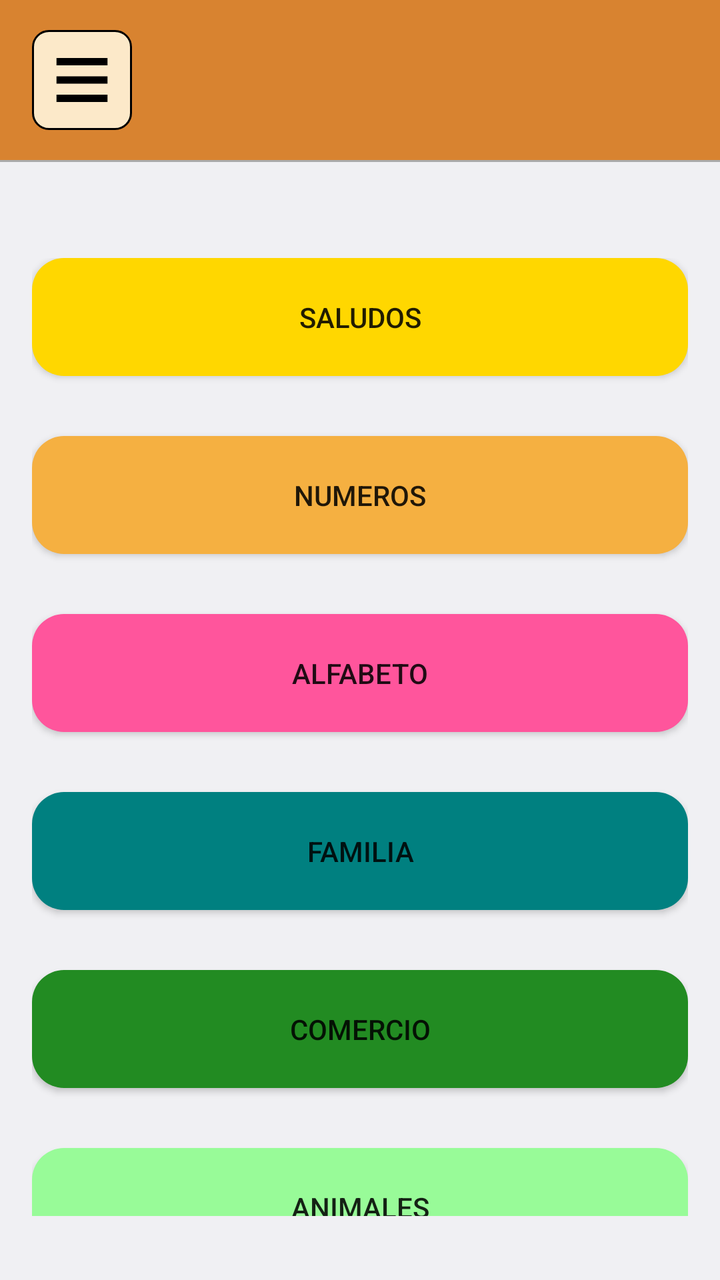
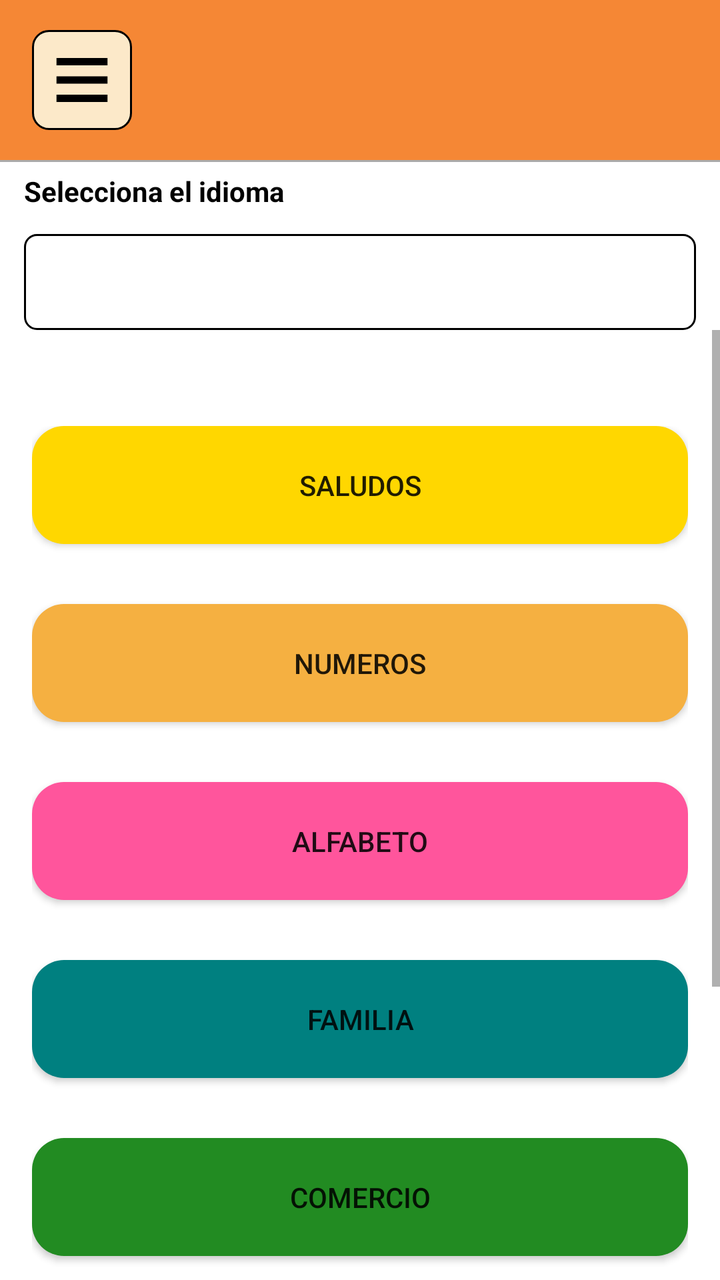

Compare the two renders of this Android layout. The source of the first and the diff that turns it into the second are given below.
<!-- AndroidManifest.xml: application theme Theme.NoBarTop -->
<!-- res/layout/pantalla_menu.xml -->
<?xml version="1.0" encoding="utf-8"?>
<LinearLayout xmlns:android="http://schemas.android.com/apk/res/android"
    xmlns:tools="http://schemas.android.com/tools"
    xmlns:app="http://schemas.android.com/apk/res-auto"

    android:id="@+id/main_layout"
    android:layout_width="match_parent"
    android:layout_height="match_parent"
    android:background="@color/gray"
    android:orientation="vertical"
    tools:context=".SegundoActivityDrawer">

    
    <LinearLayout
        android:id="@+id/headerLayout"
        android:layout_width="match_parent"
        android:layout_height="80dp"
        android:orientation="horizontal"
        android:background="@color/orange"
        android:paddingStart="16dp"
        android:paddingEnd="16dp"
        android:gravity="center_vertical"
        app:layout_constraintTop_toTopOf="parent"
        app:layout_constraintStart_toStartOf="parent"
        app:layout_constraintEnd_toEndOf="parent">

        
        <ImageButton
            android:id="@+id/iconoSuperiorDerecha"
            android:layout_width="50dp"
            android:layout_height="50dp"
            android:src="@drawable/menu_barra"
            android:contentDescription="Icono menú"
            android:padding="6dp"
            android:background="@drawable/fondeo_redondeado_dos"
            />

        
        <View
            android:layout_width="0dp"
            android:layout_height="match_parent"
            android:layout_weight="1" />

    </LinearLayout>
    <View
        android:layout_width="match_parent"
        android:layout_height="1dp"
        android:background="@android:color/darker_gray"
        app:layout_constraintTop_toBottomOf="@id/headerLayout"
        app:layout_constraintStart_toStartOf="parent"
        app:layout_constraintEnd_toEndOf="parent"/>


    
    <GridLayout
        android:id="@+id/gridLayout"
        android:layout_width="match_parent"
        android:layout_height="wrap_content"
        android:layout_marginTop="32dp"
        android:layout_marginBottom="16dp"
        android:columnCount="1"
        android:rowCount="7"
        android:padding="16dp">

        
        <Button
            android:id="@+id/btnSaludos"
            android:layout_width="match_parent"
            android:layout_height="wrap_content"
            android:layout_marginBottom="30dp"
            android:background="@drawable/rounded_button_2"
            android:padding="20dp"
            android:text="Saludos"
            android:backgroundTint="@null"
            app:backgroundTint="@null" />

        
        <Button
            android:id="@+id/btnNumeros"
            android:layout_width="match_parent"
            android:layout_height="wrap_content"
            android:layout_marginBottom="30dp"
            android:background="@drawable/rounded_button_3"
            android:padding="20dp"
            android:text="Numeros"
            android:backgroundTint="@null"
            app:backgroundTint="@null" />

        
        <Button
            android:id="@+id/btnAlfabeto"
            android:backgroundTint="@null"
            android:layout_width="match_parent"
            android:layout_height="wrap_content"
            android:layout_marginBottom="30dp"
            android:background="@drawable/rounded_button_1"
            android:padding="20dp"
            android:text="Alfabeto"
            app:backgroundTint="@null"/>

        
        <Button
            android:id="@+id/btnFamilia"
            android:backgroundTint="@null"
            android:layout_width="match_parent"
            android:layout_height="wrap_content"
            android:layout_marginBottom="30dp"
            android:background="@drawable/rounded_button_5"
            android:padding="20dp"
            android:text="Familia"
            app:backgroundTint="@null"/>

        
        <Button
            android:id="@+id/btnComercio"
            android:backgroundTint="@null"
            android:layout_width="match_parent"
            android:layout_height="wrap_content"
            android:layout_marginBottom="30dp"
            android:background="@drawable/rounded_button_7"
            android:padding="20dp"
            android:text="Comercio"
            app:backgroundTint="@null"/>

        
        <Button
            android:id="@+id/btnAnimales"
            android:backgroundTint="@null"
            android:layout_width="match_parent"
            android:layout_height="wrap_content"
            android:layout_marginBottom="30dp"
            android:background="@drawable/rounded_button_6"
            android:padding="20dp"
            android:text="Animales"
            app:backgroundTint="@null"/>

        
        <Button
            android:id="@+id/btnCostumbres"
            android:backgroundTint="@null"
            android:layout_width="match_parent"
            android:layout_height="wrap_content"
            android:background="@drawable/rounded_button_8"
            android:padding="20dp"
            android:text="Colores"
            app:backgroundTint="@null"/>
    </GridLayout>
</LinearLayout>
<!-- resources referenced by this layout -->
<resources>
  <color name="gray">#F0F0F3</color>
  <color name="orange">#d88330</color>
  <!-- drawable fondeo_redondeado_dos (drawable) -->
  <?xml version="1.0" encoding="utf-8"?>
  <shape xmlns:android="http://schemas.android.com/apk/res/android"
      android:shape="rectangle">
  
      <solid android:color="@color/yellow" />  
  
      <corners android:radius="8dp" />  
  
      <stroke
          android:width="1dp"
          android:color="@color/black" />     
  
  </shape>
  <!-- drawable rounded_button_1 (drawable) -->
  <?xml version="1.0" encoding="utf-8"?>
  <shape xmlns:android="http://schemas.android.com/apk/res/android"
      android:shape="rectangle">
  
      
      
      <solid android:color="@color/intenso" />
      
      <corners android:radius="16dp" />
  </shape>
  <!-- drawable rounded_button_2 (drawable) -->
  <?xml version="1.0" encoding="utf-8"?>
  <shape xmlns:android="http://schemas.android.com/apk/res/android"
      android:shape="rectangle">
  
      
      
      <solid android:color="@color/AmarilloBrillante" />
      
      <corners android:radius="16dp" />
  </shape>
  <!-- drawable rounded_button_3 (drawable) -->
  <?xml version="1.0" encoding="utf-8"?>
  <shape xmlns:android="http://schemas.android.com/apk/res/android"
      android:shape="rectangle">
  
      
      
      <solid android:color="@color/naranjaBrillante" />
      
      <corners android:radius="16dp" />
  </shape>
  <!-- drawable rounded_button_5 (drawable) -->
  <?xml version="1.0" encoding="utf-8"?>
  <shape xmlns:android="http://schemas.android.com/apk/res/android"
      android:shape="rectangle">
  
      
      
      <solid android:color="@color/Turquesa" />
      
      <corners android:radius="16dp" />
  </shape>
  <!-- drawable rounded_button_6 (drawable) -->
  <?xml version="1.0" encoding="utf-8"?>
  <shape xmlns:android="http://schemas.android.com/apk/res/android"
      android:shape="rectangle">
  
      
      
      <solid android:color="@color/VerdeMenta" />
      
      <corners android:radius="16dp" />
  </shape>
  <!-- drawable rounded_button_7 (drawable) -->
  <?xml version="1.0" encoding="utf-8"?>
  <shape xmlns:android="http://schemas.android.com/apk/res/android"
      android:shape="rectangle">
  
      
      
      <solid android:color="@color/bosque" />
      
      <corners android:radius="16dp" />
  </shape>
  <!-- drawable rounded_button_8 (drawable) -->
  <?xml version="1.0" encoding="utf-8"?>
  <shape xmlns:android="http://schemas.android.com/apk/res/android"
      android:shape="rectangle">
  
      
      
      <solid android:color="@color/teal_200" />
      
      <corners android:radius="16dp" />
  </shape>
  <color name="yellow">#FCE9C9</color>
  <color name="black">#FF000000</color>
  <color name="intenso">#FF559C</color>
  <color name="AmarilloBrillante">#FFD700</color>
  <color name="naranjaBrillante">#F5B041</color>
  <color name="Turquesa">#008080</color>
  <color name="VerdeMenta">#98FB98</color>
  <color name="bosque">#228B22</color>
  <color name="teal_200">#FF03DAC5</color>
  <color name="purple_500">#FF6200EE</color>
  <color name="purple_700">#FF3700B3</color>
  <color name="white">#FFFFFFFF</color>
  <color name="teal_700">#FF018786</color>
  <!-- unchanged entries left out for length: 2 -->
</resources>

<!-- the commit's change to res/layout/pantalla_menu.xml (unified diff, before → after) -->
@@ -6,7 +6,7 @@
     android:id="@+id/main_layout"
     android:layout_width="match_parent"
     android:layout_height="match_parent"
-    android:background="@color/gray"
+    android:background="@color/white"
     android:orientation="vertical"
     tools:context=".SegundoActivityDrawer">
 
@@ -16,7 +16,7 @@
         android:layout_width="match_parent"
         android:layout_height="80dp"
         android:orientation="horizontal"
-        android:background="@color/orange"
+        android:background="@color/vibrante"
         android:paddingStart="16dp"
         android:paddingEnd="16dp"
         android:gravity="center_vertical"
@@ -49,8 +49,28 @@
         app:layout_constraintTop_toBottomOf="@id/headerLayout"
         app:layout_constraintStart_toStartOf="parent"
         app:layout_constraintEnd_toEndOf="parent"/>
+    <TextView
+        android:layout_width="match_parent"
+        android:layout_height="wrap_content"
+        android:layout_marginHorizontal="12dp"
+        android:layout_marginTop="5dp"
+        android:textStyle="bold"
+        android:textColor="@color/black"
+        android:text="@string/el_idioma"/>
+    <Spinner
+        android:id="@+id/spinnerIdiomaOrigen"
+        android:layout_width="match_parent"
+        android:layout_height="48dp"
+        android:layout_marginHorizontal="12dp"
+        android:layout_marginTop="12dp"
+        android:background="@drawable/spiner_redondeado"/>
 
 
+    <ScrollView
+        xmlns:android="http://schemas.android.com/apk/res/android"
+        android:layout_width="match_parent"
+        android:layout_height="match_parent"
+        android:fillViewport="true">
     
     <GridLayout
         android:id="@+id/gridLayout"
@@ -70,7 +90,7 @@
             android:layout_marginBottom="30dp"
             android:background="@drawable/rounded_button_2"
             android:padding="20dp"
-            android:text="Saludos"
+            android:text="@string/dos_saludo"
             android:backgroundTint="@null"
             app:backgroundTint="@null" />
 
@@ -82,7 +102,7 @@
             android:layout_marginBottom="30dp"
             android:background="@drawable/rounded_button_3"
             android:padding="20dp"
-            android:text="Numeros"
+            android:text="@string/dos_numeros"
             android:backgroundTint="@null"
             app:backgroundTint="@null" />
 
@@ -95,7 +115,7 @@
             android:layout_marginBottom="30dp"
             android:background="@drawable/rounded_button_1"
             android:padding="20dp"
-            android:text="Alfabeto"
+            android:text="@string/dos_alfabeto"
             app:backgroundTint="@null"/>
 
         
@@ -107,7 +127,7 @@
             android:layout_marginBottom="30dp"
             android:background="@drawable/rounded_button_5"
             android:padding="20dp"
-            android:text="Familia"
+            android:text="@string/dos_familia"
             app:backgroundTint="@null"/>
 
         
@@ -119,7 +139,7 @@
             android:layout_marginBottom="30dp"
             android:background="@drawable/rounded_button_7"
             android:padding="20dp"
-            android:text="Comercio"
+            android:text="@string/dos_comercio"
             app:backgroundTint="@null"/>
 
         
@@ -131,7 +151,7 @@
             android:layout_marginBottom="30dp"
             android:background="@drawable/rounded_button_6"
             android:padding="20dp"
-            android:text="Animales"
+            android:text="@string/dos_animales"
             app:backgroundTint="@null"/>
 
         
@@ -140,9 +160,12 @@
             android:backgroundTint="@null"
             android:layout_width="match_parent"
             android:layout_height="wrap_content"
+            android:layout_marginBottom="30dp"
             android:background="@drawable/rounded_button_8"
             android:padding="20dp"
-            android:text="Colores"
+            android:text="@string/dos_colores"
             app:backgroundTint="@null"/>
+
     </GridLayout>
+    </ScrollView>
 </LinearLayout>
<!-- resource entries referenced after the edit -->
@@ -1,7 +1,5 @@
 <!-- resources referenced by this layout -->
 <resources>
-  <color name="gray">#F0F0F3</color>
-  <color name="orange">#d88330</color>
   <!-- drawable fondeo_redondeado_dos (drawable) -->
   <?xml version="1.0" encoding="utf-8"?>
   <shape xmlns:android="http://schemas.android.com/apk/res/android"
@@ -93,8 +91,36 @@
       
       <corners android:radius="16dp" />
   </shape>
+  <!-- drawable spiner_redondeado (drawable) -->
+  <?xml version="1.0" encoding="utf-8"?>
+  <shape xmlns:android="http://schemas.android.com/apk/res/android"
+      android:shape="rectangle">
+      
+      <solid android:color="@android:color/white" />
+      
+      <stroke
+          android:width="1dp"
+          android:color="@android:color/black" />
+      
+      <corners android:radius="6dp"/>
+      
+      <padding
+          android:left="8dp"
+          android:top="8dp"
+          android:right="8dp"
+          android:bottom="8dp" />
+  </shape>
+  <string name="dos_alfabeto">alfabeto</string>
+  <string name="dos_animales">animales</string>
+  <string name="dos_colores">colores</string>
+  <string name="dos_comercio">comercio</string>
+  <string name="dos_familia">familia</string>
+  <string name="dos_numeros">numeros</string>
+  <string name="dos_saludo">saludos</string>
+  <string name="el_idioma">Selecciona el idioma</string>
   <color name="yellow">#FCE9C9</color>
   <color name="black">#FF000000</color>
+  <color name="vibrante">#F58735</color>
   <color name="intenso">#FF559C</color>
   <color name="AmarilloBrillante">#FFD700</color>
   <color name="naranjaBrillante">#F5B041</color>
